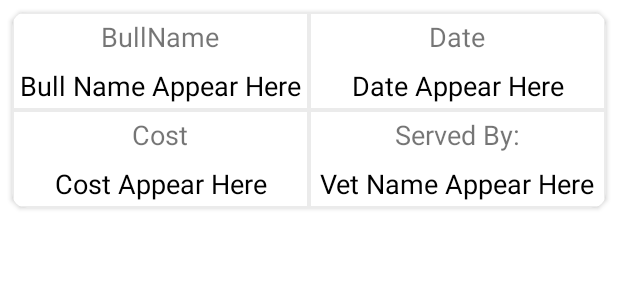
After one commit to v-magiri/Animal-Care, an Android app: the layout breeding_item_layout.xml on its own in the app's theme, with its tools: preview values and no code run, on a phone screen of 412 x 824 dp. The commit adds this screen. Shown: the top 300 px of the screen. Run offline under Robolectric (Android 15) with nearby library versions, the phone set to English and light mode, and no system bars.

Commit message:
Add Designs for Layout

```diff
--- a/app/src/main/AndroidManifest.xml
+++ b/app/src/main/AndroidManifest.xml
@@ -55,7 +55,7 @@
             android:exported="true" />
         <activity
             android:name=".Herd"
-            android:exported="false" />
+            android:exported="true" />
         <activity
             android:name=".Farmer_Account"
             android:exported="false" />
--- a/app/src/main/java/com/magiri/animalcare/Diagnose.java
+++ b/app/src/main/java/com/magiri/animalcare/Diagnose.java
@@ -285,7 +285,7 @@ public class Diagnose extends AppCompatActivity {
             Symptoms+=s+"n";
         }
         Retrofit.Builder builder=new Retrofit.Builder()
-                .baseUrl("https://19a4-41-89-227-170.eu.ngrok.io")
+                .baseUrl("https://cdaa-105-160-82-33.in.ngrok.io")
                 .addConverterFactory(GsonConverterFactory.create());
 
         Retrofit retrofit=builder.build();
--- a/app/src/main/java/com/magiri/animalcare/RequestVisitation.java
+++ b/app/src/main/java/com/magiri/animalcare/RequestVisitation.java
@@ -333,6 +333,7 @@ public class RequestVisitation extends AppCompatActivity {
     }
 
     private void PromptPayment(String visitID, int visitationFee, String vetid,String serviceType,VisitRequest request) {
+//        visitationFee=1;
         AlertDialog.Builder paymentDailogBuilder=new AlertDialog.Builder(RequestVisitation.this);
         LayoutInflater layoutInflater= (LayoutInflater) getSystemService(Context.LAYOUT_INFLATER_SERVICE);
         View view=layoutInflater.inflate(R.layout.checkout_layout,null);
@@ -357,7 +358,7 @@ public class RequestVisitation extends AppCompatActivity {
                     Retrofit retrofit=builder.build();
                     RestClient restClient=retrofit.create(RestClient.class);
                     Call<STKResponse> call=restClient.pushStk(
-                            visitationFee,
+                            1,
                             Utils.refactorPhoneNumber(PhoneNumber),
                             vetid,
                             visitID
--- /dev/null
+++ b/app/src/main/res/drawable/record_item_bg.xml
@@ -0,0 +1,9 @@
+<?xml version="1.0" encoding="utf-8"?>
+<shape android:shape="rectangle" xmlns:android="http://schemas.android.com/apk/res/android">
+
+    <stroke
+        android:color="@color/light_8"
+        android:width="1dp"/>
+    <solid
+        android:color="@color/white"/>
+</shape>
--- /dev/null
+++ b/app/src/main/res/layout/breeding_item_layout.xml
@@ -0,0 +1,131 @@
+<?xml version="1.0" encoding="utf-8"?>
+<androidx.cardview.widget.CardView xmlns:android="http://schemas.android.com/apk/res/android"
+    android:layout_width="match_parent"
+    android:layout_height="wrap_content"
+    android:background="@drawable/record_item_bg"
+    app:backgroundTint="@null"
+    android:layout_marginTop="8dp"
+    android:layout_marginHorizontal="8dp"
+    xmlns:app="http://schemas.android.com/apk/res-auto"
+    app:cardCornerRadius="10dp">
+    <RelativeLayout
+        android:layout_width="match_parent"
+        android:layout_height="wrap_content">
+        <LinearLayout
+            android:layout_width="match_parent"
+            android:layout_height="wrap_content"
+            android:id="@+id/row1Layout"
+            android:orientation="horizontal">
+            <LinearLayout
+                android:layout_width="0dp"
+                android:layout_height="wrap_content"
+                android:layout_weight="1"
+                android:background="@drawable/record_item_bg"
+                app:backgroundTint="@null"
+                android:orientation="vertical">
+                <TextView
+                    android:layout_width="match_parent"
+                    android:layout_height="wrap_content"
+                    android:text="BullName"
+                    android:textSize="18sp"
+                    android:textAlignment="center"
+                    android:padding="4dp"/>
+                <TextView
+                    android:layout_width="match_parent"
+                    android:layout_height="wrap_content"
+                    android:text="Bull Name Appear Here"
+                    android:textColor="@color/black"
+                    android:textAlignment="center"
+                    android:textSize="18sp"
+                    android:padding="4dp"
+                    android:id="@+id/bullNameTextView"/>
+            </LinearLayout>
+            <LinearLayout
+                android:layout_width="0dp"
+                android:layout_height="wrap_content"
+                android:layout_weight="1"
+                android:background="@drawable/record_item_bg"
+                app:backgroundTint="@null"
+                android:orientation="vertical">
+                <TextView
+                    android:layout_width="match_parent"
+                    android:layout_height="wrap_content"
+                    android:text="Date"
+                    android:textSize="18sp"
+                    android:textAlignment="center"
+                    android:padding="4dp"/>
+                <TextView
+                    android:layout_width="match_parent"
+                    android:layout_height="wrap_content"
+                    android:text="Date Appear Here"
+                    android:textColor="@color/black"
+                    android:textAlignment="center"
+                    android:textSize="18sp"
+                    android:padding="4dp"
+                    android:id="@+id/dateTextView"/>
+            </LinearLayout>
+        </LinearLayout>
+        <LinearLayout
+            android:layout_width="match_parent"
+            android:layout_height="wrap_content"
+            android:id="@+id/row2layout"
+            android:layout_below="@+id/row1Layout"
+            android:orientation="horizontal">
+            <LinearLayout
+                android:layout_width="0dp"
+                android:layout_height="wrap_content"
+                android:layout_weight="1"
+                android:background="@drawable/record_item_bg"
+                app:backgroundTint="@null"
+                android:orientation="vertical">
+                <TextView
+                    android:layout_width="match_parent"
+                    android:layout_height="wrap_content"
+                    android:text="Cost"
+                    android:textSize="18sp"
+                    android:textAlignment="center"
+                    android:padding="4dp"/>
+                <TextView
+                    android:layout_width="match_parent"
+                    android:layout_height="wrap_content"
+                    android:text="Cost Appear Here"
+                    android:textColor="@color/black"
+                    android:textAlignment="center"
+                    android:textSize="18sp"
+                    android:padding="4dp"
+                    android:id="@+id/costTextView"/>
+            </LinearLayout>
+            <LinearLayout
+                android:layout_width="0dp"
+                android:layout_height="wrap_content"
+                android:layout_weight="1"
+                android:background="@drawable/record_item_bg"
+                app:backgroundTint="@null"
+                android:orientation="vertical">
+                <TextView
+                    android:layout_width="match_parent"
+                    android:layout_height="wrap_content"
+                    android:text="Served By:"
+                    android:textSize="18sp"
+                    android:textAlignment="center"
+                    android:padding="4dp"/>
+                <TextView
+                    android:layout_width="match_parent"
+                    android:layout_height="wrap_content"
+                    android:text="Vet Name Appear Here"
+                    android:textColor="@color/black"
+                    android:textAlignment="center"
+                    android:textSize="18sp"
+                    android:padding="4dp"
+                    android:id="@+id/vetNameTextView"/>
+            </LinearLayout>
+        </LinearLayout>
+        <!--    <View-->
+        <!--        android:layout_width="match_parent"-->
+        <!--        android:layout_height="1dp"-->
+        <!--        android:background="@color/light_8"-->
+        <!--        android:layout_marginTop="8dp"-->
+        <!--        android:layout_below="@+id/row2layout"-->
+        <!--        android:layout_marginHorizontal="10dp"/>-->
+    </RelativeLayout>
+</androidx.cardview.widget.CardView>
```
Also changed, not shown: app/src/main/java/com/magiri/animalcare/Adapters/MilkRecordAdapter.java (+26 -4 lines), app/src/main/java/com/magiri/animalcare/Model/Breeding.java (added, +94 -0 lines), app/src/main/java/com/magiri/animalcare/Model/DiseaseTreatment.java (added, +75 -0 lines), app/src/main/java/com/magiri/animalcare/Production.java (+12 -1 lines), app/src/main/res/layout/activity_herd.xml (+5 -5 lines), app/src/main/res/layout/fragment_animal__profile.xml (+10 -0 lines), app/src/main/res/layout/fragment_production.xml (+10 -0 lines), app/src/main/res/layout/health_item_layout.xml (added, +135 -0 lines), app/src/main/res/layout/milk_record_layout.xml (added, +41 -0 lines).
